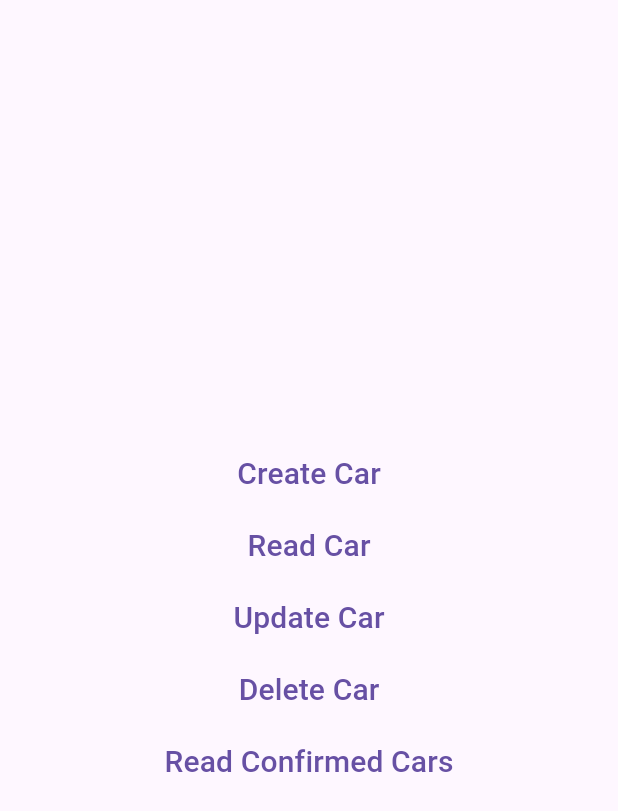
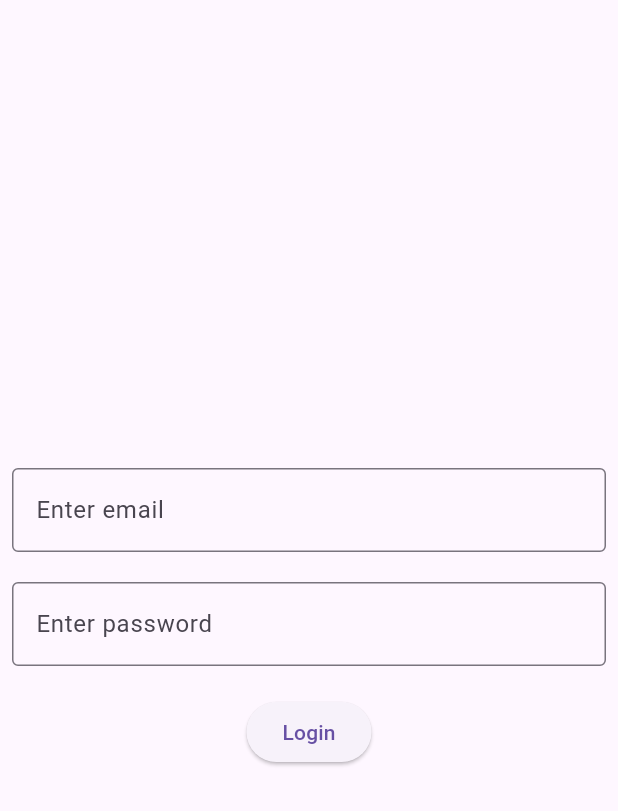
Before and after one commit to Anan-Elayan/sqfLite_flutter_project, a Flutter app: the screen it shows after launch, on a phone screen of 412 x 824 dp. Shown: the top 811 px of the screen. Run offline on Flutter 3.47's test engine with Material 3 defaults, Android fonts, the phone set to English and light mode, and no system bars; our stand-ins replace connectivity_plus, image_picker, pdf, screenshot, share_plus, sqflite; missing offline and left inert: social_share; accounts and stored records are empty.

Commit message:
pass value based on provider state and lifeCycle method

```diff
--- a/lib/main.dart
+++ b/lib/main.dart
@@ -1,8 +1,15 @@
 import 'package:flutter/material.dart';
-import 'package:flutter_data_base/screens/crud_cars.dart';
+import 'package:flutter_data_base/screens/login_screen.dart';
+import 'package:flutter_data_base/screens/login_state.dart';
+import 'package:provider/provider.dart';
 
 void main() {
-  runApp(const MyApp());
+  runApp(
+    ChangeNotifierProvider(
+      create: (context) => LoginState(),
+      child: const MyApp(),
+    ),
+  );
 }
 
 class MyApp extends StatelessWidget {
@@ -13,9 +20,9 @@ class MyApp extends StatelessWidget {
 
   @override
   Widget build(BuildContext context) {
-    return const MaterialApp(
+    return MaterialApp(
       debugShowCheckedModeBanner: false,
-      home: CrudCars(),
+      home: LoginScreen(),
     );
   }
 }
--- /dev/null
+++ b/lib/screens/login_screen.dart
@@ -0,0 +1,56 @@
+import 'package:flutter/material.dart';
+import 'package:provider/provider.dart';
+
+import 'crud_cars.dart';
+import 'login_state.dart';
+
+class LoginScreen extends StatelessWidget {
+  const LoginScreen({super.key});
+
+  @override
+  Widget build(BuildContext context) {
+    final TextEditingController emailController = TextEditingController();
+    final TextEditingController passController = TextEditingController();
+
+    return Scaffold(
+      body: Center(
+        child: Padding(
+          padding: const EdgeInsets.all(8.0),
+          child: Column(
+            mainAxisAlignment: MainAxisAlignment.center,
+            children: [
+              TextFormField(
+                controller: emailController,
+                decoration: const InputDecoration(
+                  border: OutlineInputBorder(),
+                  hintText: 'Enter email',
+                ),
+              ),
+              const SizedBox(height: 20),
+              TextFormField(
+                controller: passController,
+                decoration: const InputDecoration(
+                  border: OutlineInputBorder(),
+                  hintText: 'Enter password',
+                ),
+              ),
+              const SizedBox(height: 20),
+              ElevatedButton(
+                onPressed: () {
+                  Provider.of<LoginState>(context, listen: false)
+                      .setColor('blue');
+                  print(
+                      'color from login state is : ${Provider.of<LoginState>(context, listen: false).color}');
+                  Navigator.of(context).push(
+                    MaterialPageRoute(builder: (context) => const CrudCars()),
+                  );
+                },
+                child: const Text("Login"),
+              ),
+            ],
+          ),
+        ),
+      ),
+    );
+  }
+}
--- /dev/null
+++ b/lib/screens/login_state.dart
@@ -0,0 +1,12 @@
+import 'package:flutter/material.dart';
+
+class LoginState with ChangeNotifier {
+  String _color = 'red';
+
+  String get color => _color;
+
+  void setColor(String newColor) {
+    _color = newColor;
+    notifyListeners();
+  }
+}
```
Also changed, not shown: lib/screens/crud_cars.dart (+23 -12 lines), lib/servises/database.dart (+43 -21 lines).
